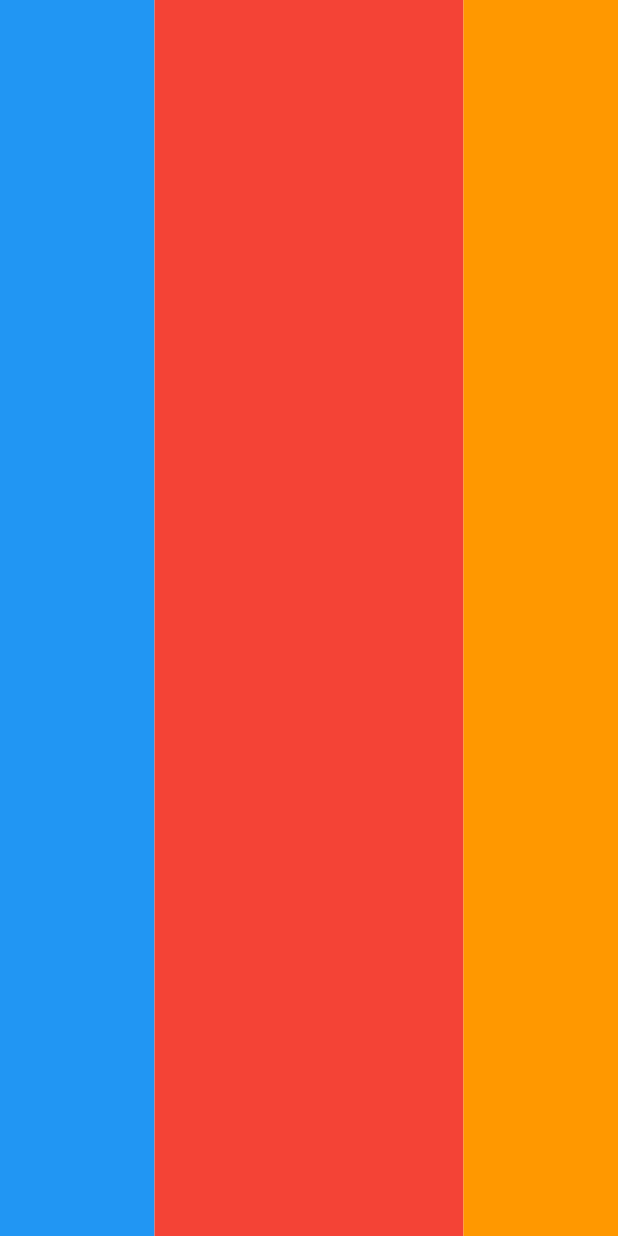
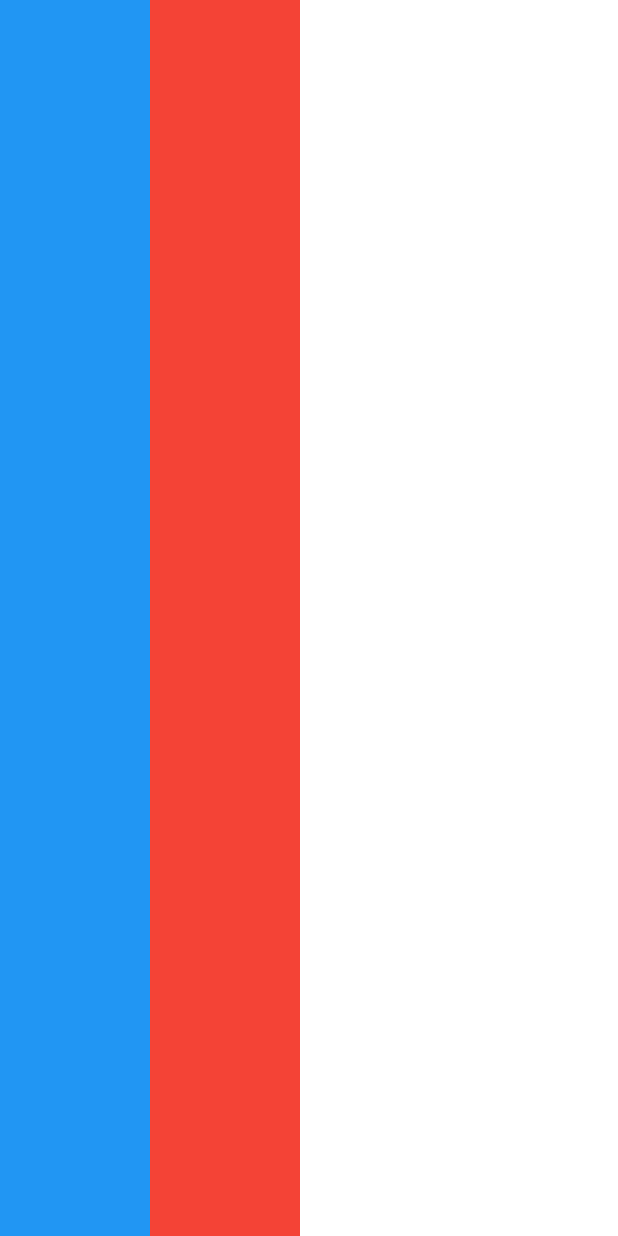
Before and after one commit to nord2sudjp/flutter_layout_tutorial, a Flutter app: the screen it shows after launch, on a phone screen of 412 x 824 dp. Run offline on Flutter 3.47's test engine with Material 2 defaults, Android fonts, the phone set to English and light mode, and no system bars.

Commit message:
CrossAxisAlignment.stretch

```diff
--- a/lib/main.dart
+++ b/lib/main.dart
@@ -14,23 +14,12 @@ class MyApp extends StatelessWidget {
       title: 'Flutter Material Design',
       home: Container(
         child: Row(
+          crossAxisAlignment: CrossAxisAlignment.stretch,
           children: <Widget>[
-            Expanded(
-                child:Container( color: Colors.blue)
-            ),
-            Expanded(
-              flex:2,
-              child:Container( color: Colors.red),
-            ),
-            /*
-            Expanded(
-              child:Container( color: Colors.green),
-            ),
-            */
-            Expanded(
-              child:Container( color: Colors.orange),
-            ),
+            Container( color: Colors.blue, width: 100, height:100 ),
+            Container( color: Colors.red, width: 100, height:100 ),
           ],
+
         ),
       ),
     );
```
